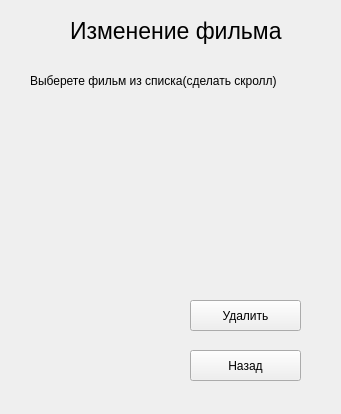
This is Forms/wdelete.ui in IlyaTsg/EKinoWidget as Qt 5 draws it before an edit. The edited form follows.
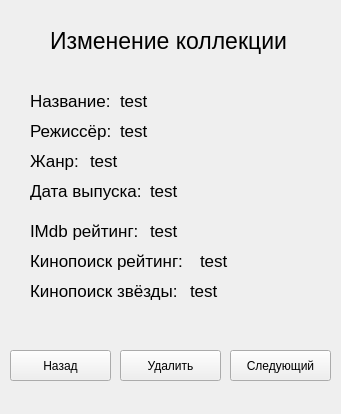
This is the edited form.

What changed in the file:
```diff
--- a/Forms/wdelete.ui
+++ b/Forms/wdelete.ui
@@ -13,12 +13,133 @@
   <property name="windowTitle">
    <string>Form</string>
   </property>
+  <widget class="QLabel" name="label_4">
+   <property name="geometry">
+    <rect>
+     <x>30</x>
+     <y>150</y>
+     <width>51</width>
+     <height>21</height>
+    </rect>
+   </property>
+   <property name="font">
+    <font>
+     <pointsize>13</pointsize>
+    </font>
+   </property>
+   <property name="text">
+    <string>Жанр:</string>
+   </property>
+  </widget>
+  <widget class="QLabel" name="label_7">
+   <property name="geometry">
+    <rect>
+     <x>30</x>
+     <y>250</y>
+     <width>161</width>
+     <height>21</height>
+    </rect>
+   </property>
+   <property name="font">
+    <font>
+     <pointsize>13</pointsize>
+    </font>
+   </property>
+   <property name="text">
+    <string>Кинопоиск рейтинг:</string>
+   </property>
+  </widget>
+  <widget class="QLabel" name="LStar">
+   <property name="geometry">
+    <rect>
+     <x>190</x>
+     <y>280</y>
+     <width>121</width>
+     <height>21</height>
+    </rect>
+   </property>
+   <property name="font">
+    <font>
+     <pointsize>13</pointsize>
+    </font>
+   </property>
+   <property name="text">
+    <string>test</string>
+   </property>
+  </widget>
+  <widget class="QLabel" name="LImdb">
+   <property name="geometry">
+    <rect>
+     <x>150</x>
+     <y>220</y>
+     <width>151</width>
+     <height>21</height>
+    </rect>
+   </property>
+   <property name="font">
+    <font>
+     <pointsize>13</pointsize>
+    </font>
+   </property>
+   <property name="text">
+    <string>test</string>
+   </property>
+  </widget>
+  <widget class="QLabel" name="label_6">
+   <property name="geometry">
+    <rect>
+     <x>30</x>
+     <y>220</y>
+     <width>111</width>
+     <height>21</height>
+    </rect>
+   </property>
+   <property name="font">
+    <font>
+     <pointsize>13</pointsize>
+    </font>
+   </property>
+   <property name="text">
+    <string>IMdb рейтинг:</string>
+   </property>
+  </widget>
+  <widget class="QPushButton" name="BNext">
+   <property name="geometry">
+    <rect>
+     <x>230</x>
+     <y>350</y>
+     <width>101</width>
+     <height>31</height>
+    </rect>
+   </property>
+   <property name="text">
+    <string>Следующий</string>
+   </property>
+  </widget>
+  <widget class="QLabel" name="label">
+   <property name="geometry">
+    <rect>
+     <x>30</x>
+     <y>90</y>
+     <width>81</width>
+     <height>21</height>
+    </rect>
+   </property>
+   <property name="font">
+    <font>
+     <pointsize>13</pointsize>
+    </font>
+   </property>
+   <property name="text">
+    <string>Название:</string>
+   </property>
+  </widget>
   <widget class="QLabel" name="LEKino">
    <property name="geometry">
     <rect>
-     <x>70</x>
-     <y>10</y>
-     <width>221</width>
+     <x>50</x>
+     <y>20</y>
+     <width>241</width>
      <height>41</height>
     </rect>
    </property>
@@ -28,28 +149,159 @@
     </font>
    </property>
    <property name="text">
-    <string>Изменение фильма</string>
+    <string>Изменение коллекции</string>
    </property>
   </widget>
-  <widget class="QPushButton" name="BChange">
+  <widget class="QLabel" name="Lkinop">
    <property name="geometry">
     <rect>
-     <x>190</x>
-     <y>300</y>
-     <width>111</width>
-     <height>31</height>
+     <x>200</x>
+     <y>250</y>
+     <width>121</width>
+     <height>21</height>
     </rect>
    </property>
+   <property name="font">
+    <font>
+     <pointsize>13</pointsize>
+    </font>
+   </property>
    <property name="text">
-    <string>Удалить</string>
+    <string>test</string>
+   </property>
+  </widget>
+  <widget class="QLabel" name="LTitle">
+   <property name="geometry">
+    <rect>
+     <x>120</x>
+     <y>90</y>
+     <width>191</width>
+     <height>21</height>
+    </rect>
+   </property>
+   <property name="font">
+    <font>
+     <pointsize>13</pointsize>
+    </font>
+   </property>
+   <property name="text">
+    <string>test</string>
+   </property>
+  </widget>
+  <widget class="QLabel" name="LGenre">
+   <property name="geometry">
+    <rect>
+     <x>90</x>
+     <y>150</y>
+     <width>201</width>
+     <height>21</height>
+    </rect>
+   </property>
+   <property name="font">
+    <font>
+     <pointsize>13</pointsize>
+    </font>
+   </property>
+   <property name="text">
+    <string>test</string>
+   </property>
+  </widget>
+  <widget class="QLabel" name="label_5">
+   <property name="geometry">
+    <rect>
+     <x>30</x>
+     <y>180</y>
+     <width>121</width>
+     <height>21</height>
+    </rect>
+   </property>
+   <property name="font">
+    <font>
+     <pointsize>13</pointsize>
+    </font>
+   </property>
+   <property name="text">
+    <string>Дата выпуска:</string>
+   </property>
+  </widget>
+  <widget class="QLabel" name="LDirector">
+   <property name="geometry">
+    <rect>
+     <x>120</x>
+     <y>120</y>
+     <width>201</width>
+     <height>21</height>
+    </rect>
+   </property>
+   <property name="font">
+    <font>
+     <pointsize>13</pointsize>
+    </font>
+   </property>
+   <property name="text">
+    <string>test</string>
+   </property>
+  </widget>
+  <widget class="QLabel" name="LDate">
+   <property name="geometry">
+    <rect>
+     <x>150</x>
+     <y>180</y>
+     <width>151</width>
+     <height>21</height>
+    </rect>
+   </property>
+   <property name="font">
+    <font>
+     <pointsize>13</pointsize>
+    </font>
+   </property>
+   <property name="text">
+    <string>test</string>
+   </property>
+  </widget>
+  <widget class="QLabel" name="label_8">
+   <property name="geometry">
+    <rect>
+     <x>30</x>
+     <y>280</y>
+     <width>151</width>
+     <height>21</height>
+    </rect>
+   </property>
+   <property name="font">
+    <font>
+     <pointsize>13</pointsize>
+    </font>
+   </property>
+   <property name="text">
+    <string>Кинопоиск звёзды:</string>
+   </property>
+  </widget>
+  <widget class="QLabel" name="label_3">
+   <property name="geometry">
+    <rect>
+     <x>30</x>
+     <y>120</y>
+     <width>81</width>
+     <height>21</height>
+    </rect>
+   </property>
+   <property name="font">
+    <font>
+     <pointsize>13</pointsize>
+    </font>
+   </property>
+   <property name="text">
+    <string>Режиссёр:</string>
    </property>
   </widget>
   <widget class="QPushButton" name="BBack">
    <property name="geometry">
     <rect>
-     <x>190</x>
+     <x>10</x>
      <y>350</y>
-     <width>111</width>
+     <width>101</width>
      <height>31</height>
     </rect>
    </property>
@@ -57,17 +309,17 @@
     <string>Назад</string>
    </property>
   </widget>
-  <widget class="QLabel" name="label">
+  <widget class="QPushButton" name="BDelete">
    <property name="geometry">
     <rect>
-     <x>30</x>
-     <y>70</y>
-     <width>261</width>
-     <height>21</height>
+     <x>120</x>
+     <y>350</y>
+     <width>101</width>
+     <height>31</height>
     </rect>
    </property>
    <property name="text">
-    <string>Выберете фильм из списка(сделать скролл)</string>
+    <string>Удалить</string>
    </property>
   </widget>
  </widget>
```
